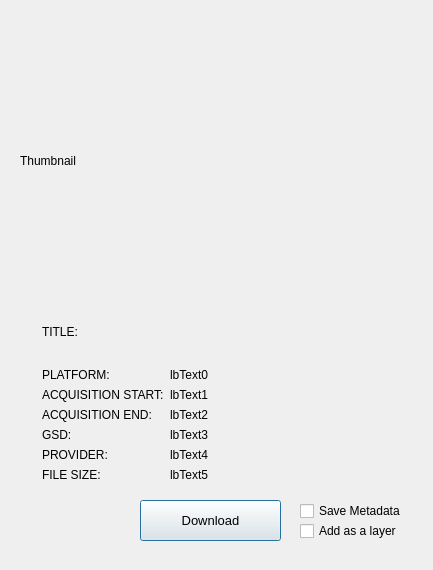
This is gui/ui/img_browser.ui in yojiyojiyoji/oam_qgis3_express as Qt 5 draws it before an edit. The edited form follows.
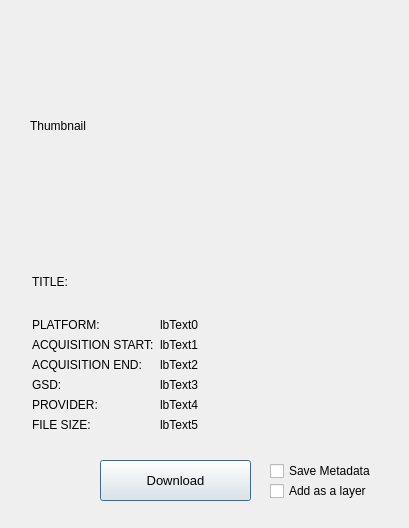
This is the edited form.

Commit message: Modified GUI of image search dialog and image browser.

What changed in the file:
```diff
--- a/gui/ui/img_browser.ui
+++ b/gui/ui/img_browser.ui
@@ -6,8 +6,8 @@
    <rect>
     <x>0</x>
     <y>0</y>
-    <width>433</width>
-    <height>570</height>
+    <width>409</width>
+    <height>528</height>
    </rect>
   </property>
   <property name="font">
@@ -21,9 +21,9 @@
   <widget class="QPushButton" name="pushButtonDownload">
    <property name="geometry">
     <rect>
-     <x>140</x>
-     <y>500</y>
-     <width>141</width>
+     <x>100</x>
+     <y>460</y>
+     <width>151</width>
      <height>41</height>
     </rect>
    </property>
@@ -39,9 +39,9 @@
   <widget class="QCheckBox" name="checkBoxSaveMeta">
    <property name="geometry">
     <rect>
-     <x>300</x>
-     <y>500</y>
-     <width>111</width>
+     <x>270</x>
+     <y>460</y>
+     <width>131</width>
      <height>22</height>
     </rect>
    </property>
@@ -52,9 +52,9 @@
   <widget class="QCheckBox" name="checkBoxAddLayer">
    <property name="geometry">
     <rect>
-     <x>300</x>
-     <y>520</y>
-     <width>121</width>
+     <x>270</x>
+     <y>480</y>
+     <width>131</width>
      <height>22</height>
     </rect>
    </property>
@@ -65,8 +65,8 @@
   <widget class="QWidget" name="verticalLayoutWidget">
    <property name="geometry">
     <rect>
-     <x>40</x>
-     <y>300</y>
+     <x>30</x>
+     <y>250</y>
      <width>351</width>
      <height>191</height>
     </rect>
@@ -179,6 +179,9 @@
         <property name="text">
          <string>lbText4</string>
         </property>
+        <property name="wordWrap">
+         <bool>false</bool>
+        </property>
        </widget>
       </item>
       <item row="5" column="0">
@@ -202,10 +205,10 @@
   <widget class="QLabel" name="lbThumbnail">
    <property name="geometry">
     <rect>
-     <x>20</x>
-     <y>30</y>
-     <width>391</width>
-     <height>261</height>
+     <x>30</x>
+     <y>20</y>
+     <width>351</width>
+     <height>211</height>
     </rect>
    </property>
    <property name="text">
```
The commit also changes 1 other file.
